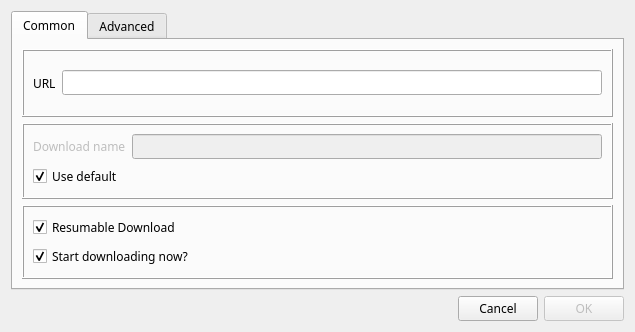
The window that UltimateDownloadManager/dialogui/adddialog.ui (LalitMaganti/Ultimate-Download-Manager) describes before a commit, drawn with Qt 5.
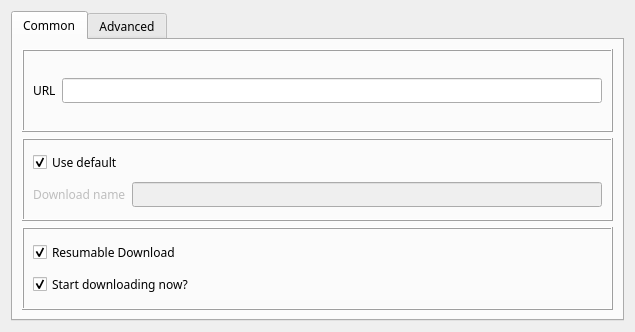
The same window after the commit.

What changed in the file:
```diff
--- a/UltimateDownloadManager/dialogui/adddialog.ui
+++ b/UltimateDownloadManager/dialogui/adddialog.ui
@@ -64,24 +64,7 @@
           <enum>QFrame::Raised</enum>
          </property>
          <layout class="QGridLayout" name="gridLayout_3">
-          <item row="1" column="0" colspan="2">
-           <widget class="QCheckBox" name="chkName">
-            <property name="text">
-             <string>Use default</string>
-            </property>
-            <property name="checked">
-             <bool>true</bool>
-            </property>
-           </widget>
-          </item>
-          <item row="0" column="1">
-           <widget class="QLineEdit" name="txtName">
-            <property name="enabled">
-             <bool>false</bool>
-            </property>
-           </widget>
-          </item>
-          <item row="0" column="0">
+          <item row="2" column="0">
            <widget class="QLabel" name="lblName">
             <property name="enabled">
              <bool>false</bool>
@@ -91,6 +74,23 @@
             </property>
            </widget>
           </item>
+          <item row="2" column="1">
+           <widget class="QLineEdit" name="txtName">
+            <property name="enabled">
+             <bool>false</bool>
+            </property>
+           </widget>
+          </item>
+          <item row="1" column="0">
+           <widget class="QCheckBox" name="chkName">
+            <property name="text">
+             <string>Use default</string>
+            </property>
+            <property name="checked">
+             <bool>true</bool>
+            </property>
+           </widget>
+          </item>
          </layout>
         </widget>
        </item>
@@ -207,11 +207,7 @@
          </layout>
         </widget>
        </item>
-      </layout>
-     </widget>
-    </widget>
-   </item>
-   <item>
+       <item row="2" column="0">
     <layout class="QHBoxLayout" name="horizontalLayout_3">
      <item>
       <spacer name="horizontalSpacer">
@@ -247,6 +243,10 @@
       </widget>
      </item>
     </layout>
+       </item>
+      </layout>
+     </widget>
+    </widget>
    </item>
   </layout>
  </widget>
```
Left out of the diff: 56 changed lines with no effect on the pictures. Lines whose indentation alone changed are shown as unchanged.
